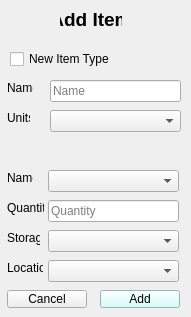
The window that home_ims/src/view/ui/popup/add_item.ui (isaac-ucalgary/CPSC471_Fall2024_GroupProject) describes before a commit, drawn with Qt 5.
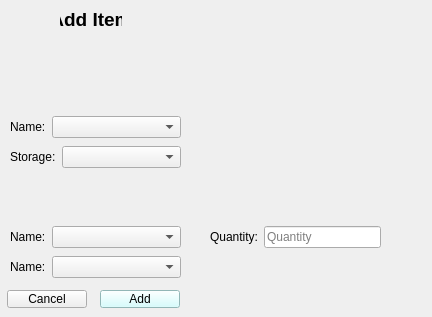
The same window after the commit.

Commit message: Fixed Popup windows

```diff
--- a/home_ims/src/view/ui/popup/add_item.ui
+++ b/home_ims/src/view/ui/popup/add_item.ui
@@ -6,7 +6,7 @@
    <rect>
     <x>0</x>
     <y>0</y>
-    <width>191</width>
+    <width>432</width>
     <height>317</height>
    </rect>
   </property>
@@ -35,163 +35,6 @@
     <set>Qt::AlignCenter</set>
    </property>
   </widget>
-  <widget class="QCheckBox" name="newItemCheckBox">
-   <property name="geometry">
-    <rect>
-     <x>10</x>
-     <y>50</y>
-     <width>111</width>
-     <height>18</height>
-    </rect>
-   </property>
-   <property name="text">
-    <string>New Item Type</string>
-   </property>
-  </widget>
-  <widget class="QLineEdit" name="nameText">
-   <property name="geometry">
-    <rect>
-     <x>50</x>
-     <y>80</y>
-     <width>131</width>
-     <height>22</height>
-    </rect>
-   </property>
-   <property name="placeholderText">
-    <string>Name</string>
-   </property>
-  </widget>
-  <widget class="QLabel" name="label_newName">
-   <property name="geometry">
-    <rect>
-     <x>7</x>
-     <y>80</y>
-     <width>26</width>
-     <height>16</height>
-    </rect>
-   </property>
-   <property name="text">
-    <string>Name:</string>
-   </property>
-  </widget>
-  <widget class="QLabel" name="label_newUnits">
-   <property name="geometry">
-    <rect>
-     <x>7</x>
-     <y>110</y>
-     <width>23</width>
-     <height>16</height>
-    </rect>
-   </property>
-   <property name="text">
-    <string>Units:</string>
-   </property>
-  </widget>
-  <widget class="QComboBox" name="comboBox_newUnits">
-   <property name="geometry">
-    <rect>
-     <x>50</x>
-     <y>110</y>
-     <width>131</width>
-     <height>22</height>
-    </rect>
-   </property>
-  </widget>
-  <widget class="QLabel" name="label_quantity">
-   <property name="geometry">
-    <rect>
-     <x>7</x>
-     <y>200</y>
-     <width>37</width>
-     <height>16</height>
-    </rect>
-   </property>
-   <property name="text">
-    <string>Quantity:</string>
-   </property>
-  </widget>
-  <widget class="QLabel" name="label_existingName">
-   <property name="geometry">
-    <rect>
-     <x>7</x>
-     <y>170</y>
-     <width>26</width>
-     <height>16</height>
-    </rect>
-   </property>
-   <property name="text">
-    <string>Name:</string>
-   </property>
-  </widget>
-  <widget class="QLineEdit" name="quantityText">
-   <property name="geometry">
-    <rect>
-     <x>48</x>
-     <y>200</y>
-     <width>131</width>
-     <height>22</height>
-    </rect>
-   </property>
-   <property name="placeholderText">
-    <string>Quantity</string>
-   </property>
-  </widget>
-  <widget class="QComboBox" name="nameCombo">
-   <property name="geometry">
-    <rect>
-     <x>48</x>
-     <y>170</y>
-     <width>131</width>
-     <height>22</height>
-    </rect>
-   </property>
-  </widget>
-  <widget class="QLabel" name="label_storage">
-   <property name="geometry">
-    <rect>
-     <x>7</x>
-     <y>230</y>
-     <width>33</width>
-     <height>16</height>
-    </rect>
-   </property>
-   <property name="text">
-    <string>Storage:</string>
-   </property>
-  </widget>
-  <widget class="QComboBox" name="storageCombo">
-   <property name="geometry">
-    <rect>
-     <x>48</x>
-     <y>230</y>
-     <width>131</width>
-     <height>22</height>
-    </rect>
-   </property>
-  </widget>
-  <widget class="QLabel" name="label_location">
-   <property name="geometry">
-    <rect>
-     <x>7</x>
-     <y>260</y>
-     <width>36</width>
-     <height>16</height>
-    </rect>
-   </property>
-   <property name="text">
-    <string>Location:</string>
-   </property>
-  </widget>
-  <widget class="QComboBox" name="locationCombo">
-   <property name="geometry">
-    <rect>
-     <x>48</x>
-     <y>260</y>
-     <width>131</width>
-     <height>22</height>
-    </rect>
-   </property>
-  </widget>
   <widget class="QPushButton" name="cancelBtn">
    <property name="geometry">
     <rect>
@@ -224,6 +67,148 @@
     <string>Add</string>
    </property>
   </widget>
+  <widget class="QWidget" name="widget" native="true">
+   <property name="geometry">
+    <rect>
+     <x>10</x>
+     <y>110</y>
+     <width>171</width>
+     <height>34</height>
+    </rect>
+   </property>
+   <layout class="QHBoxLayout" name="horizontalLayout">
+    <item>
+     <widget class="QLabel" name="label_existingName">
+      <property name="text">
+       <string>Name:</string>
+      </property>
+     </widget>
+    </item>
+    <item>
+     <widget class="QComboBox" name="nameCombo">
+      <property name="sizePolicy">
+       <sizepolicy hsizetype="Expanding" vsizetype="Fixed">
+        <horstretch>0</horstretch>
+        <verstretch>0</verstretch>
+       </sizepolicy>
+      </property>
+     </widget>
+    </item>
+   </layout>
+  </widget>
+  <widget class="QWidget" name="widget_2" native="true">
+   <property name="geometry">
+    <rect>
+     <x>10</x>
+     <y>140</y>
+     <width>171</width>
+     <height>34</height>
+    </rect>
+   </property>
+   <layout class="QHBoxLayout" name="horizontalLayout_2">
+    <item>
+     <widget class="QLabel" name="label_existingName_2">
+      <property name="text">
+       <string>Storage:</string>
+      </property>
+     </widget>
+    </item>
+    <item>
+     <widget class="QComboBox" name="nameCombo_2">
+      <property name="sizePolicy">
+       <sizepolicy hsizetype="Expanding" vsizetype="Fixed">
+        <horstretch>0</horstretch>
+        <verstretch>0</verstretch>
+       </sizepolicy>
+      </property>
+     </widget>
+    </item>
+   </layout>
+  </widget>
+  <widget class="QWidget" name="widget_3" native="true">
+   <property name="geometry">
+    <rect>
+     <x>10</x>
+     <y>250</y>
+     <width>171</width>
+     <height>34</height>
+    </rect>
+   </property>
+   <layout class="QHBoxLayout" name="horizontalLayout_3">
+    <item>
+     <widget class="QLabel" name="label_existingName_3">
+      <property name="text">
+       <string>Name:</string>
+      </property>
+     </widget>
+    </item>
+    <item>
+     <widget class="QComboBox" name="nameCombo_3">
+      <property name="sizePolicy">
+       <sizepolicy hsizetype="Expanding" vsizetype="Fixed">
+        <horstretch>0</horstretch>
+        <verstretch>0</verstretch>
+       </sizepolicy>
+      </property>
+     </widget>
+    </item>
+   </layout>
+  </widget>
+  <widget class="QWidget" name="widget_4" native="true">
+   <property name="geometry">
+    <rect>
+     <x>10</x>
+     <y>220</y>
+     <width>171</width>
+     <height>34</height>
+    </rect>
+   </property>
+   <layout class="QHBoxLayout" name="horizontalLayout_4">
+    <item>
+     <widget class="QLabel" name="label_existingName_4">
+      <property name="text">
+       <string>Name:</string>
+      </property>
+     </widget>
+    </item>
+    <item>
+     <widget class="QComboBox" name="nameCombo_4">
+      <property name="sizePolicy">
+       <sizepolicy hsizetype="Expanding" vsizetype="Fixed">
+        <horstretch>0</horstretch>
+        <verstretch>0</verstretch>
+       </sizepolicy>
+      </property>
+     </widget>
+    </item>
+   </layout>
+  </widget>
+  <widget class="QWidget" name="widget_5" native="true">
+   <property name="geometry">
+    <rect>
+     <x>210</x>
+     <y>220</y>
+     <width>171</width>
+     <height>34</height>
+    </rect>
+   </property>
+   <layout class="QHBoxLayout" name="horizontalLayout_5">
+    <item>
+     <widget class="QLabel" name="label_existingName_5">
+      <property name="text">
+       <string>Quantity:</string>
+      </property>
+     </widget>
+    </item>
+    <item>
+     <widget class="QLineEdit" name="quantityText_2">
+      <property name="placeholderText">
+       <string>Quantity</string>
+      </property>
+     </widget>
+    </item>
+   </layout>
+  </widget>
  </widget>
  <resources/>
  <connections/>
```
Left out of the diff: 2 changed lines with no effect on the pictures. The commit also changes 2 other files.
